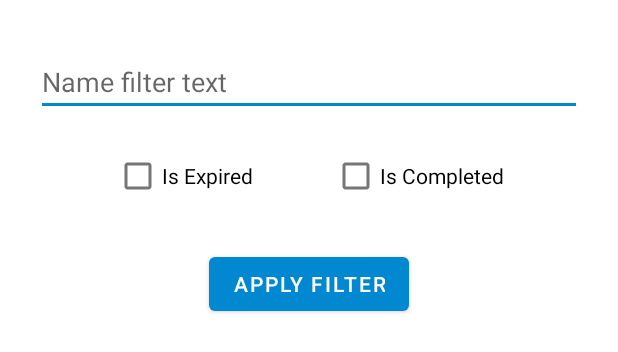
After one commit to leventyayla/Android-TO-DO-List, an Android app: the layout dialog_filter.xml on its own in the app's theme, with its tools: preview values and no code run, on a phone screen of 412 x 824 dp. The commit adds this screen. Shown: the top 352 px of the screen. Run offline under Robolectric (Android 15) with nearby library versions, the phone set to English and light mode, and no system bars.

Commit message:
Filter dialog added

```diff
--- a/app/build.gradle
+++ b/app/build.gradle
@@ -35,5 +35,4 @@ dependencies {
     implementation 'com.google.android.material:material:1.1.0-alpha09'
     implementation 'com.google.code.gson:gson:2.8.5'
     implementation 'com.github.florent37:singledateandtimepicker:2.1.5'
-    implementation 'com.allattentionhere:fabulousfilter:0.0.5'
 }
--- /dev/null
+++ b/app/src/main/res/layout/dialog_filter.xml
@@ -0,0 +1,73 @@
+<?xml version="1.0" encoding="utf-8"?>
+<androidx.constraintlayout.widget.ConstraintLayout
+    xmlns:android="http://schemas.android.com/apk/res/android"
+    xmlns:app="http://schemas.android.com/apk/res-auto"
+    xmlns:tools="http://schemas.android.com/tools"
+    android:layout_width="match_parent"
+    android:layout_height="match_parent">
+
+    <EditText
+        android:id="@+id/name_filter"
+        android:layout_width="0dp"
+        android:layout_height="wrap_content"
+        android:layout_marginStart="24dp"
+        android:layout_marginLeft="24dp"
+        android:layout_marginTop="32dp"
+        android:layout_marginEnd="24dp"
+        android:layout_marginRight="24dp"
+        android:ems="10"
+        android:inputType="textPersonName"
+        android:hint="Name filter text"
+        app:layout_constraintEnd_toEndOf="parent"
+        app:layout_constraintStart_toStartOf="parent"
+        app:layout_constraintTop_toTopOf="parent"
+        tools:ignore="Autofill,HardcodedText" />
+
+    <CheckBox
+        android:id="@+id/is_expired"
+        android:layout_width="wrap_content"
+        android:layout_height="wrap_content"
+        android:layout_marginStart="24dp"
+        android:layout_marginLeft="24dp"
+        android:layout_marginTop="16dp"
+        android:text="Is Expired"
+        app:layout_constraintBottom_toBottomOf="@+id/is_completed"
+        app:layout_constraintEnd_toStartOf="@+id/is_completed"
+        app:layout_constraintHorizontal_bias="0.5"
+        app:layout_constraintStart_toStartOf="parent"
+        app:layout_constraintTop_toBottomOf="@+id/name_filter"
+        tools:ignore="HardcodedText" />
+
+    <CheckBox
+        android:id="@+id/is_completed"
+        android:layout_width="wrap_content"
+        android:layout_height="wrap_content"
+        android:layout_marginTop="16dp"
+        android:layout_marginEnd="24dp"
+        android:layout_marginRight="24dp"
+        android:text="Is Completed"
+        app:layout_constraintEnd_toEndOf="parent"
+        app:layout_constraintHorizontal_bias="0.5"
+        app:layout_constraintStart_toEndOf="@+id/is_expired"
+        app:layout_constraintTop_toBottomOf="@+id/name_filter"
+        tools:ignore="HardcodedText" />
+
+    <com.google.android.material.button.MaterialButton
+        android:id="@+id/apply_filter"
+        android:layout_width="wrap_content"
+        android:layout_height="wrap_content"
+        android:layout_marginStart="16dp"
+        android:layout_marginLeft="16dp"
+        android:layout_marginTop="24dp"
+        android:layout_marginEnd="16dp"
+        android:layout_marginRight="16dp"
+        android:layout_marginBottom="16dp"
+        android:text="Apply Filter"
+        app:layout_constraintBottom_toBottomOf="parent"
+        app:layout_constraintEnd_toEndOf="parent"
+        app:layout_constraintStart_toStartOf="parent"
+        app:layout_constraintTop_toBottomOf="@+id/is_completed"
+        app:layout_constraintVertical_bias="0.0"
+        tools:ignore="HardcodedText" />
+
+</androidx.constraintlayout.widget.ConstraintLayout>
```
Also changed, not shown: app/src/main/java/tr/com/leventyayla/to_dolist/fragments/FragmentListItems.java (+8 -10 lines), app/src/main/res/drawable/ic_filter_list.xml (added, +9 -0 lines), app/src/main/res/drawable/rounded_dialog.xml (added, +12 -0 lines), app/src/main/res/layout/fragment_list_items.xml (+23 -5 lines), app/src/main/res/values/styles.xml (+8 -0 lines).
